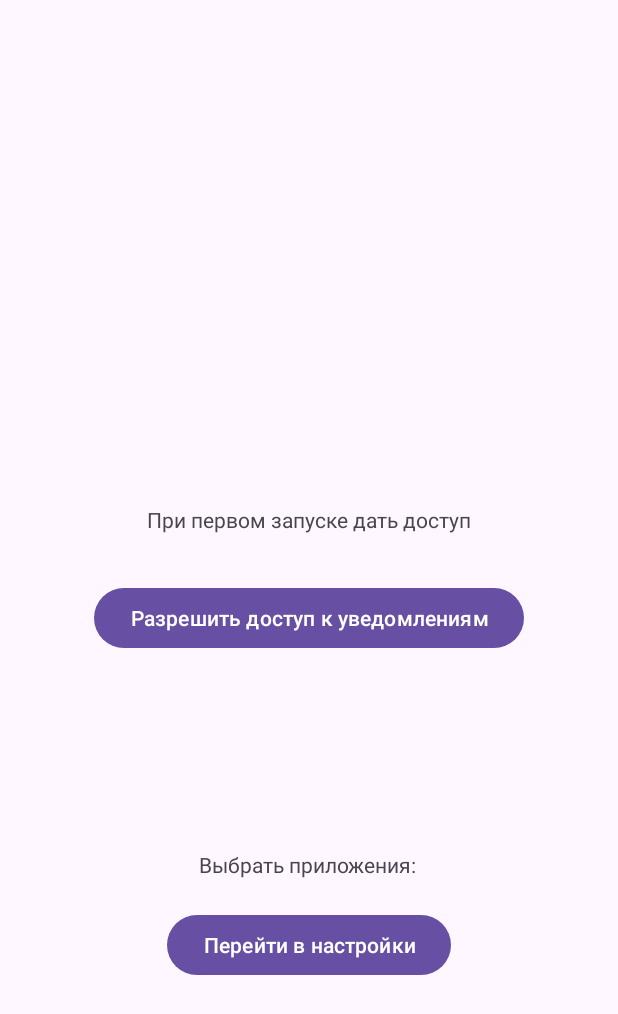
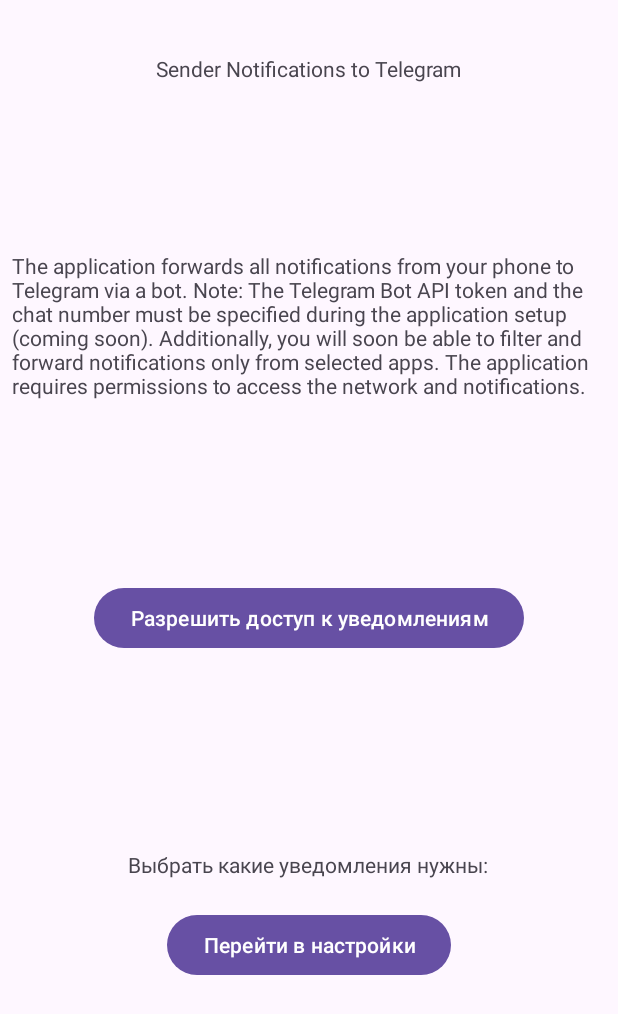
Before and after one commit to wizand0/SenderNT, an Android app: the layout activity_main.xml on its own in the app's theme, with its tools: preview values and no code run, on a phone screen of 412 x 824 dp. Shown: the top 1014 px of the screen. Run offline under Robolectric (Android 15) with nearby library versions, the phone set to English and light mode, and no system bars.

Commit message:
v1.5:Basic Functionality. Starting implement settings

```diff
--- a/app/src/main/AndroidManifest.xml
+++ b/app/src/main/AndroidManifest.xml
@@ -3,7 +3,6 @@
     xmlns:tools="http://schemas.android.com/tools">
 
     <uses-permission android:name="android.permission.INTERNET" />
-
 
     <queries>
         <package android:name="com.android.vending" />
@@ -21,6 +20,9 @@
         android:supportsRtl="true"
         android:theme="@style/Theme.SenderNT"
         tools:targetApi="31">
+        <activity
+            android:name=".presentation.SettingsGlobalActivity"
+            android:exported="false" />
         <activity
             android:name=".presentation.SettingsActivity"
             android:exported="false" />
--- a/app/src/main/res/layout/activity_main.xml
+++ b/app/src/main/res/layout/activity_main.xml
@@ -8,14 +8,29 @@
     tools:context=".presentation.MainActivity">
 
     <TextView
-        android:id="@+id/textView"
+        android:id="@+id/textViewMain"
         android:layout_width="wrap_content"
         android:layout_height="wrap_content"
-        android:layout_marginBottom="32dp"
-        android:text="При первом запуске дать доступ"
-        app:layout_constraintBottom_toTopOf="@+id/btnEnableNotificationAccess"
+        android:layout_marginTop="36dp"
+        android:text="Sender Notifications to Telegram"
         app:layout_constraintEnd_toEndOf="parent"
-        app:layout_constraintStart_toStartOf="parent" />
+        app:layout_constraintStart_toStartOf="parent"
+        app:layout_constraintTop_toTopOf="parent" />
+
+    <TextView
+        android:id="@+id/textViewText"
+        android:layout_width="wrap_content"
+        android:layout_height="wrap_content"
+        android:layout_marginTop="104dp"
+        android:padding="8dp"
+        android:text="The application forwards all notifications from your phone to Telegram via a bot.
+Note: The Telegram Bot API token and the chat number must be specified during the application setup (coming soon).
+Additionally, you will soon be able to filter and forward notifications only from selected apps.
+The application requires permissions to access the network and notifications."
+        app:layout_constraintEnd_toEndOf="parent"
+        app:layout_constraintHorizontal_bias="0.528"
+        app:layout_constraintStart_toStartOf="parent"
+        app:layout_constraintTop_toBottomOf="@+id/textViewMain" />
 
     <Button
         android:id="@+id/btnEnableNotificationAccess"
@@ -31,7 +46,7 @@
         android:layout_width="wrap_content"
         android:layout_height="wrap_content"
         android:layout_marginBottom="20dp"
-        android:text="Выбрать приложения:"
+        android:text="Выбрать какие уведомления нужны:"
         app:layout_constraintBottom_toTopOf="@+id/btnSettings"
         app:layout_constraintEnd_toEndOf="parent"
         app:layout_constraintHorizontal_bias="0.498"
```
Also changed, not shown: app/src/main/java/ru/wizand/sendernt/data/service/NotificationLoggerService.kt (+36 -22 lines), app/src/main/java/ru/wizand/sendernt/presentation/MainActivity.kt (+21 -4 lines), app/src/main/java/ru/wizand/sendernt/presentation/SettingsGlobalActivity.kt (added, +38 -0 lines), app/src/main/res/layout/activity_settings_global.xml (added, +74 -0 lines).
